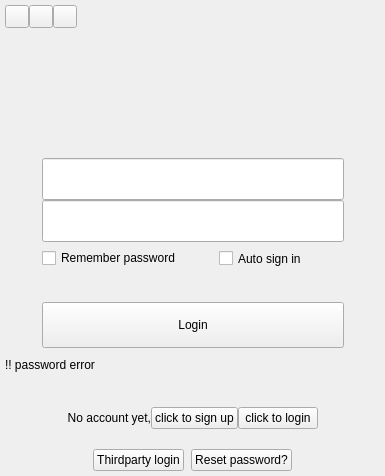
First picture: the form in src/ui/wizLoginWidget.ui, repository WizTeam/WizQTClient, before the edit.
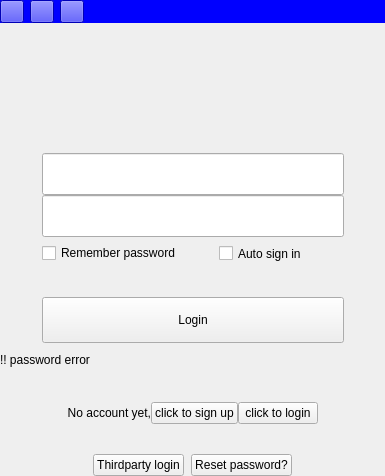
Second picture: the form after the edit. Custom widgets are drawn as their Qt base class.

What changed in the file:
```diff
--- a/src/ui/wizLoginWidget.ui
+++ b/src/ui/wizLoginWidget.ui
@@ -17,34 +17,34 @@
    <property name="spacing">
     <number>0</number>
    </property>
-   <property name="leftMargin">
-    <number>5</number>
+   <property name="margin">
+    <number>0</number>
    </property>
-   <property name="topMargin">
-    <number>5</number>
-   </property>
-   <property name="rightMargin">
-    <number>5</number>
-   </property>
-   <property name="bottomMargin">
-    <number>5</number>
+   <item>
+    <layout class="QHBoxLayout" name="layout_titleBar">
+     <item>
+      <widget class="QWidget" name="widget_titleBar" native="true">
+       <property name="minimumSize">
+        <size>
+         <width>0</width>
+         <height>0</height>
+        </size>
+       </property>
+       <property name="autoFillBackground">
+        <bool>false</bool>
+       </property>
+       <property name="styleSheet">
+        <string notr="true">QWidget{background-color:#0000ff}</string>
+       </property>
+       <layout class="QHBoxLayout" name="horizontalLayout_7">
+        <property name="margin">
+         <number>0</number>
    </property>
    <item>
     <layout class="QHBoxLayout" name="horizontalLayout">
-     <item>
-      <widget class="QToolButton" name="btn_close">
-       <property name="text">
-        <string/>
-       </property>
-      </widget>
-     </item>
-     <item>
-      <widget class="QToolButton" name="btn_min">
-       <property name="text">
-        <string/>
-       </property>
-      </widget>
-     </item>
+          <property name="spacing">
+           <number>6</number>
+          </property>
      <item>
       <widget class="QToolButton" name="btn_max">
        <property name="text">
@@ -52,6 +52,20 @@
        </property>
       </widget>
      </item>
+          <item>
+           <widget class="QToolButton" name="btn_min">
+            <property name="text">
+             <string/>
+            </property>
+           </widget>
+          </item>
+          <item>
+           <widget class="QToolButton" name="btn_close">
+            <property name="text">
+             <string/>
+            </property>
+           </widget>
+          </item>
      <item>
       <spacer name="horizontalSpacer">
        <property name="orientation">
@@ -67,6 +81,11 @@
      </item>
     </layout>
    </item>
+       </layout>
+      </widget>
+     </item>
+    </layout>
+   </item>
    <item>
     <widget class="QLabel" name="label_logo">
      <property name="minimumSize">
@@ -75,6 +94,9 @@
        <height>90</height>
       </size>
      </property>
+     <property name="styleSheet">
+      <string notr="true"/>
+     </property>
      <property name="text">
       <string/>
      </property>
@@ -88,7 +110,7 @@
      <property name="sizeHint" stdset="0">
       <size>
        <width>20</width>
-       <height>60</height>
+       <height>40</height>
       </size>
      </property>
     </spacer>
```
Lines whose indentation alone changed are shown as unchanged.
